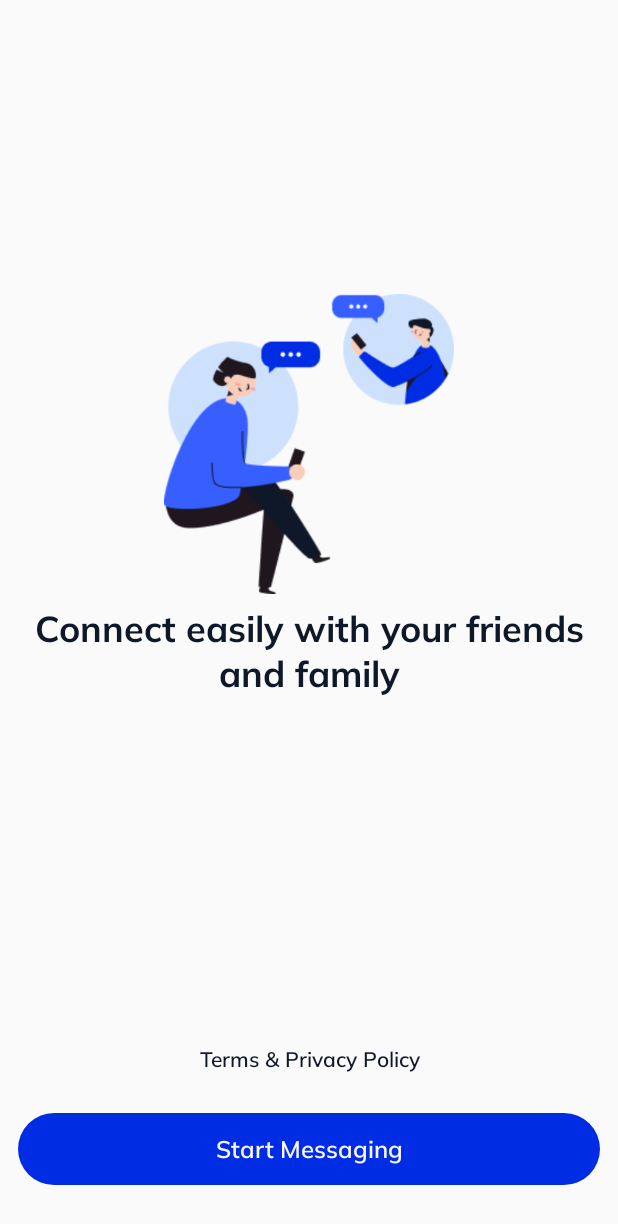
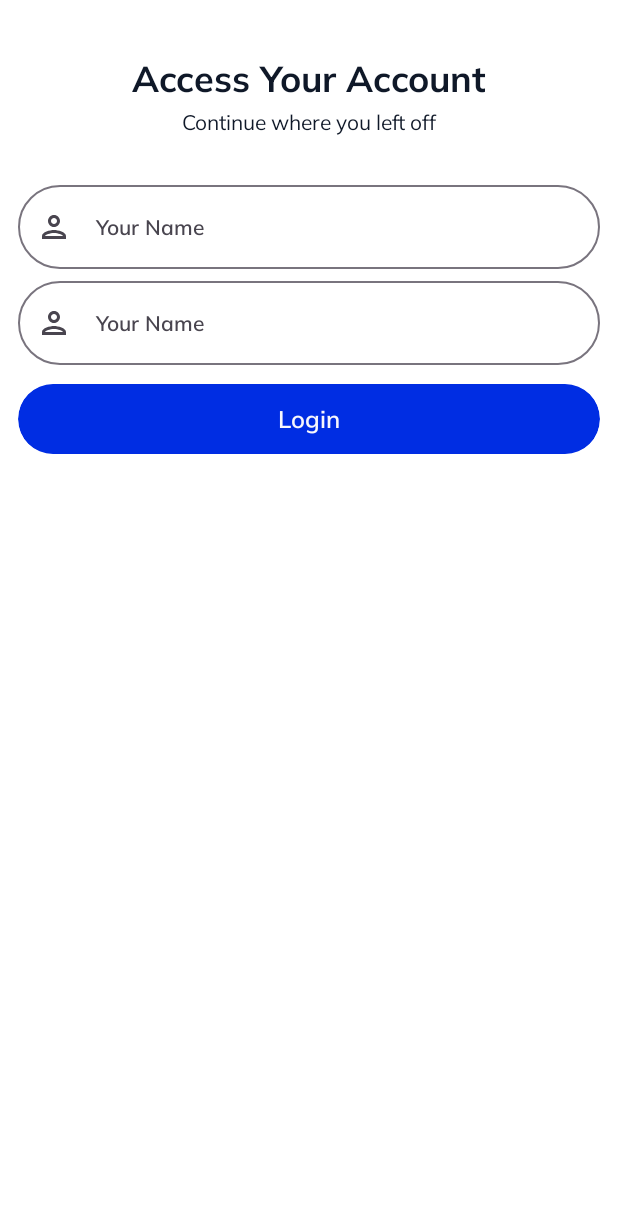
Before and after one commit to jetpack-compose-practice/PYChat, an Android app built with Jetpack Compose: the screen it shows after launch (MainActivity), on a phone screen of 412 x 824 dp. Shown: the top 1224 px of the screen. Run offline under Robolectric (Android 15) with nearby library versions, the phone set to English and light mode, and no system bars; our stand-ins replace Dagger/Hilt's generated code.

Commit message:
login page creation initiated

```diff
--- a/app/build.gradle.kts
+++ b/app/build.gradle.kts
@@ -71,7 +71,7 @@ dependencies {
 
     ksp("androidx.room:room-compiler:2.6.1")
 
-    implementation("com.google.dagger:hilt-android:2.49")
-    ksp("com.google.dagger:hilt-android-compiler:2.44")
+    implementation("com.google.dagger:hilt-android:2.50")
+    ksp("com.google.dagger:hilt-android-compiler:2.50")
     implementation("androidx.hilt:hilt-navigation-compose:1.2.0")
 }
--- a/app/src/main/AndroidManifest.xml
+++ b/app/src/main/AndroidManifest.xml
@@ -3,7 +3,7 @@
     xmlns:tools="http://schemas.android.com/tools">
 
     <application
-        android:name=".BaseApplication"
+        android:name=".RootApplication"
         android:allowBackup="true"
         android:dataExtractionRules="@xml/data_extraction_rules"
         android:fullBackupContent="@xml/backup_rules"
--- a/app/src/main/java/com/piyushprajpti/pychat/MainActivity.kt
+++ b/app/src/main/java/com/piyushprajpti/pychat/MainActivity.kt
@@ -3,6 +3,9 @@ package com.piyushprajpti.pychat
 import android.os.Bundle
 import androidx.activity.ComponentActivity
 import androidx.activity.compose.setContent
+import androidx.compose.material3.MaterialTheme
+import androidx.compose.material3.Surface
+import com.piyushprajpti.pychat.presentation.auth.LoginScreen
 import com.piyushprajpti.pychat.presentation.auth.WalkthroughScreen
 import com.piyushprajpti.pychat.ui.theme.PYChatTheme
 import dagger.hilt.android.AndroidEntryPoint
@@ -13,7 +16,9 @@ class MainActivity : ComponentActivity() {
         super.onCreate(savedInstanceState)
         setContent {
             PYChatTheme {
-                WalkthroughScreen()
+                Surface(color = MaterialTheme.colorScheme.background) {
+                LoginScreen()
+                }
             }
         }
     }
--- a/app/src/main/java/com/piyushprajpti/pychat/BaseApplication.kt
+++ b/app/src/main/java/com/piyushprajpti/pychat/RootApplication.kt
@@ -4,4 +4,4 @@ import android.app.Application
 import dagger.hilt.android.HiltAndroidApp
 
 @HiltAndroidApp
-class BaseApplication: Application()
+class RootApplication: Application()
--- a/app/src/main/java/com/piyushprajpti/pychat/presentation/auth/AuthComponents.kt
+++ b/app/src/main/java/com/piyushprajpti/pychat/presentation/auth/AuthComponents.kt
@@ -1,16 +1,22 @@
 package com.piyushprajpti.pychat.presentation.auth
 
-import androidx.compose.foundation.background
 import androidx.compose.foundation.layout.fillMaxWidth
 import androidx.compose.foundation.layout.padding
 import androidx.compose.foundation.shape.CircleShape
+import androidx.compose.material.icons.Icons
+import androidx.compose.material.icons.outlined.Person
+import androidx.compose.material3.ButtonDefaults
+import androidx.compose.material3.Icon
 import androidx.compose.material3.MaterialTheme
+import androidx.compose.material3.OutlinedTextField
 import androidx.compose.material3.Text
 import androidx.compose.material3.TextButton
 import androidx.compose.runtime.Composable
 import androidx.compose.ui.Modifier
+import androidx.compose.ui.draw.clip
+import androidx.compose.ui.graphics.Color
 import androidx.compose.ui.text.style.TextAlign
-import com.piyushprajpti.pychat.presentation.PrimaryMargin
+import androidx.compose.ui.unit.dp
 import com.piyushprajpti.pychat.ui.theme.TextDT
 import com.piyushprajpti.pychat.ui.theme.Typography
 
@@ -23,13 +29,16 @@ fun PrimaryActionButton(
         onClick = { onClick() },
         modifier = Modifier
             .fillMaxWidth()
-            .padding(PrimaryMargin)
-            .background(color = MaterialTheme.colorScheme.primary, shape = CircleShape)
+            .clip(CircleShape),
+        colors = ButtonDefaults.buttonColors(
+            containerColor = MaterialTheme.colorScheme.primary
+        )
     ) {
         Text(
             text = text,
             color = TextDT,
-            style = Typography.titleSmall
+            style = Typography.titleSmall,
+            modifier = Modifier.padding(vertical = 5.dp)
         )
     }
 }
@@ -37,6 +46,7 @@ fun PrimaryActionButton(
 @Composable
 fun ClickableText(
     text: String,
+    color: Color,
     onClick: () -> Unit
 ) {
     TextButton(
@@ -45,7 +55,7 @@ fun ClickableText(
     ) {
         Text(
             text = text,
-            color = MaterialTheme.colorScheme.secondary,
+            color = color,
             style = Typography.bodyLarge,
             textAlign = TextAlign.Center
         )
@@ -54,7 +64,7 @@ fun ClickableText(
 
 
 @Composable
-fun NonClickableBoldText(text: String) {
+fun HeadlineText(text: String) {
     Text(
         text = text,
         color = MaterialTheme.colorScheme.secondary,
@@ -63,3 +73,25 @@ fun NonClickableBoldText(text: String) {
     )
 
 }
+
+@Composable
+fun DescriptionText(text: String) {
+    Text(
+        text = text,
+        color = MaterialTheme.colorScheme.secondary,
+        style = Typography.bodyMedium,
+        textAlign = TextAlign.Center
+    )
+}
+
+@Composable
+fun InputField() {
+    OutlinedTextField(
+        value = "",
+        onValueChange = {},
+        modifier = Modifier.fillMaxWidth(),
+        shape = CircleShape,
+        leadingIcon = { Icon(imageVector = Icons.Outlined.Person, contentDescription = "") },
+        label = { Text(text = "Your Name") }
+    )
+}
--- /dev/null
+++ b/app/src/main/java/com/piyushprajpti/pychat/presentation/auth/LoginScreen.kt
@@ -0,0 +1,68 @@
+package com.piyushprajpti.pychat.presentation.auth
+
+import android.content.res.Configuration
+import androidx.compose.foundation.layout.Column
+import androidx.compose.foundation.layout.Spacer
+import androidx.compose.foundation.layout.fillMaxSize
+import androidx.compose.foundation.layout.fillMaxWidth
+import androidx.compose.foundation.layout.height
+import androidx.compose.foundation.layout.padding
+import androidx.compose.foundation.shape.CircleShape
+import androidx.compose.material.icons.Icons
+import androidx.compose.material.icons.filled.Person
+import androidx.compose.material.icons.outlined.Person
+import androidx.compose.material3.Icon
+import androidx.compose.material3.MaterialTheme
+import androidx.compose.material3.OutlinedTextField
+import androidx.compose.material3.Surface
+import androidx.compose.runtime.Composable
+import androidx.compose.ui.Alignment
+import androidx.compose.ui.Modifier
+import androidx.compose.ui.tooling.preview.Devices
+import androidx.compose.ui.tooling.preview.Preview
+import androidx.compose.ui.unit.dp
+import com.piyushprajpti.pychat.ui.theme.PYChatTheme
+
+@Composable
+fun LoginScreen() {
+    Column(
+        modifier = Modifier
+            .fillMaxSize()
+            .padding(12.dp)
+    ) {
+        Column(
+            modifier = Modifier
+                .fillMaxWidth()
+                .padding(vertical = 25.dp),
+            horizontalAlignment = Alignment.CenterHorizontally
+        ) {
+            HeadlineText(text = "Access Your Account")
+            Spacer(modifier = Modifier.height(5.dp))
+            DescriptionText(text = "Continue where you left off")
+        }
+
+        InputField()
+        InputField()
+
+        Spacer(modifier = Modifier.height(12.dp))
+
+        PrimaryActionButton(text = "Login") {
+
+        }
+    }
+}
+
+@Preview(
+    showBackground = true,
+    showSystemUi = true,
+    device = Devices.PIXEL_4,
+    uiMode = Configuration.UI_MODE_NIGHT_YES
+)
+@Composable
+fun PreviewWrapper2() {
+    PYChatTheme {
+        Surface(color = MaterialTheme.colorScheme.background) {
+            LoginScreen()
+        }
+    }
+}
--- a/app/src/main/java/com/piyushprajpti/pychat/presentation/auth/WalkthroughScreen.kt
+++ b/app/src/main/java/com/piyushprajpti/pychat/presentation/auth/WalkthroughScreen.kt
@@ -28,7 +28,10 @@ fun WalkthroughScreen(
 //    viewModel: LoginViewModel = hiltViewModel()
 ) {
     Column(
-        modifier = Modifier.fillMaxSize()
+        modifier = Modifier
+            .fillMaxSize()
+            .padding(12.dp),
+        horizontalAlignment = Alignment.CenterHorizontally
     ) {
         Column(
             modifier = Modifier
@@ -44,17 +47,21 @@ fun WalkthroughScreen(
                 modifier = Modifier.size(200.dp),
             )
             Spacer(modifier = Modifier.height(8.dp))
-            NonClickableBoldText(text = "Connect easily with your friends and family")
+            HeadlineText(text = "Connect easily with your friends and family")
         }
 
         Column(
             modifier = Modifier
                 .fillMaxWidth()
-                .weight(.2f)
-                .padding(vertical = 15.dp),
+                .weight(.3f)
+                .padding(vertical = 20.dp),
             verticalArrangement = Arrangement.Center
         ) {
-            ClickableText(text = "Terms & Privacy Policy", onClick = {})
+            ClickableText(
+                text = "Terms & Privacy Policy",
+                color = MaterialTheme.colorScheme.secondary,
+                onClick = {})
+
             PrimaryActionButton(text = "Start Messaging", onClick = {})
         }
     }
@@ -67,7 +74,7 @@ fun WalkthroughScreen(
     uiMode = Configuration.UI_MODE_NIGHT_YES
 )
 @Composable
-fun PreviewWrapper() {
+fun PreviewWrapper1() {
     PYChatTheme {
         Surface(color = MaterialTheme.colorScheme.background) {
             WalkthroughScreen()
```
Also changed, not shown: app/src/main/java/com/piyushprajpti/pychat/presentation/auth/RegistrationScreen.kt (added, +8 -0 lines), app/src/main/res/values/colors.xml (+1 -7 lines).
